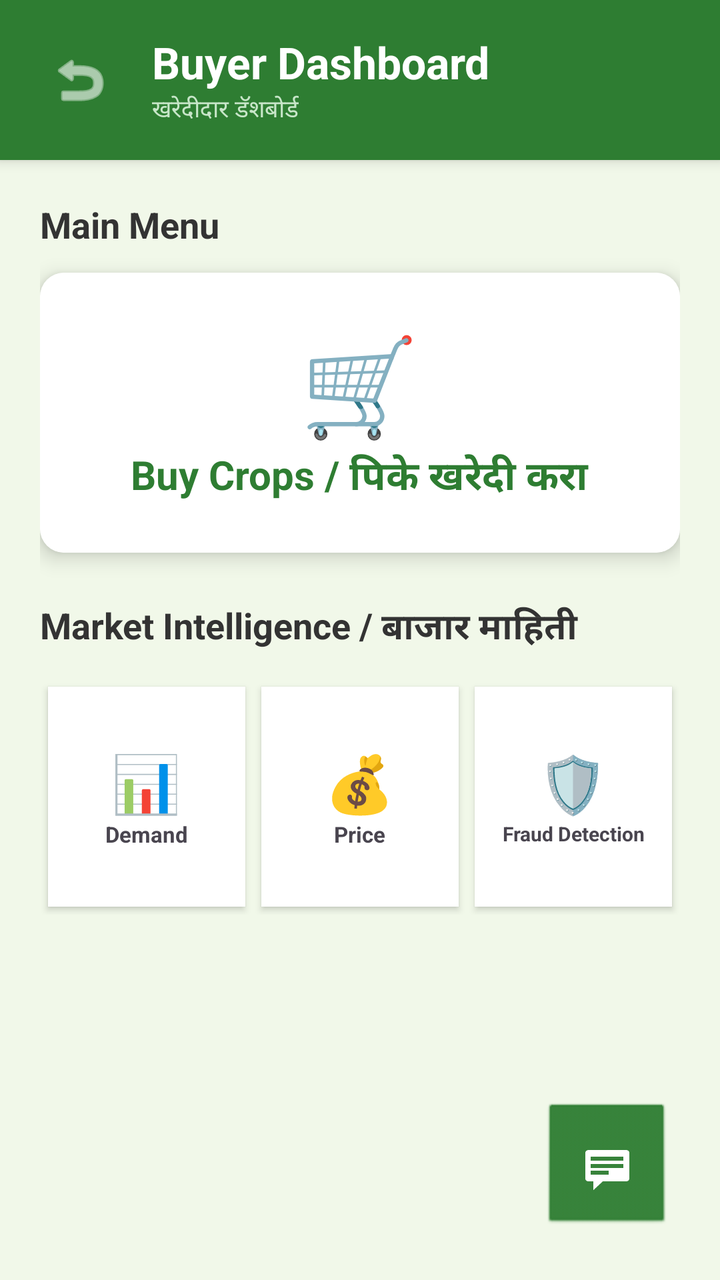
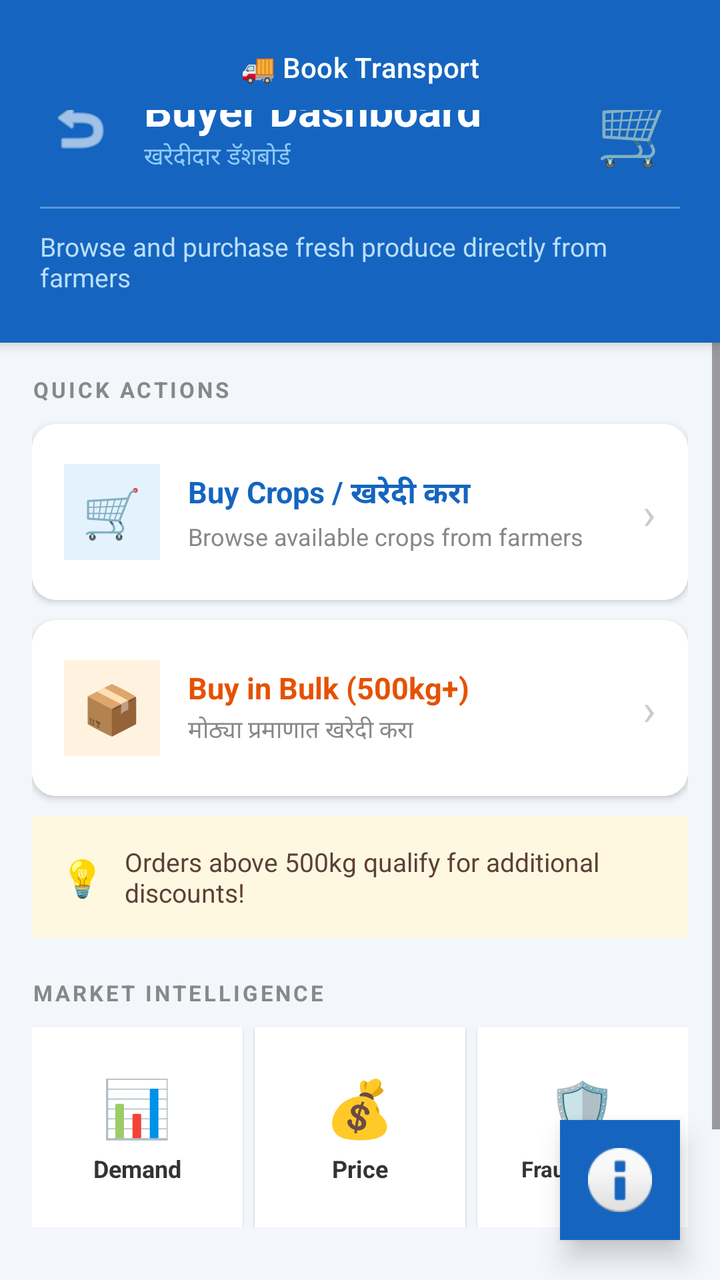

Before-and-after screenshots of an Android layout around one commit, followed by the original layout XML and the change that was made.
<!-- AndroidManifest.xml: application theme Theme.AgriConnect -->
<!-- res/layout/activity_buyer_dashboard.xml -->
<?xml version="1.0" encoding="utf-8"?>
<RelativeLayout xmlns:android="http://schemas.android.com/apk/res/android"
    xmlns:app="http://schemas.android.com/apk/res-auto"
    android:layout_width="match_parent"
    android:layout_height="match_parent"
    android:background="#F1F8E9">

    <LinearLayout
        android:layout_width="match_parent"
        android:layout_height="match_parent"
        android:orientation="vertical">

        <LinearLayout
            android:layout_width="match_parent"
            android:layout_height="wrap_content"
            android:background="#2E7D32"
            android:elevation="4dp"
            android:orientation="horizontal"
            android:padding="16dp"
            android:gravity="center_vertical">

            <ImageButton
                android:id="@+id/btnBack"
                android:layout_width="48dp"
                android:layout_height="48dp"
                android:background="?attr/selectableItemBackgroundBorderless"
                android:src="@android:drawable/ic_menu_revert"
                app:tint="#FFFFFF" />

            <LinearLayout
                android:layout_width="wrap_content"
                android:layout_height="wrap_content"
                android:orientation="vertical"
                android:layout_marginStart="12dp">
                <TextView
                    android:layout_width="wrap_content"
                    android:layout_height="wrap_content"
                    android:text="Buyer Dashboard"
                    android:textColor="#FFFFFF"
                    android:textSize="22sp"
                    android:textStyle="bold" />
                <TextView
                    android:layout_width="wrap_content"
                    android:layout_height="wrap_content"
                    android:text="खरेदीदार डॅशबोर्ड"
                    android:textColor="#C8E6C9"
                    android:textSize="12sp" />
            </LinearLayout>
        </LinearLayout>

        <ScrollView
            android:layout_width="match_parent"
            android:layout_height="match_parent"
            android:fillViewport="true">

            <LinearLayout
                android:layout_width="match_parent"
                android:layout_height="wrap_content"
                android:orientation="vertical"
                android:padding="20dp">

                <TextView
                    android:layout_width="wrap_content"
                    android:layout_height="wrap_content"
                    android:text="Main Menu"
                    android:textColor="#333333"
                    android:textSize="18sp"
                    android:textStyle="bold"
                    android:layout_marginBottom="12dp"/>

                <androidx.cardview.widget.CardView
                    android:id="@+id/btnBuyCrops"
                    android:layout_width="match_parent"
                    android:layout_height="140dp"
                    app:cardCornerRadius="12dp"
                    app:cardElevation="6dp"
                    android:layout_marginBottom="24dp"
                    android:clickable="true"
                    android:focusable="true"
                    android:foreground="?attr/selectableItemBackground">

                    <LinearLayout
                        android:layout_width="match_parent"
                        android:layout_height="match_parent"
                        android:gravity="center"
                        android:orientation="vertical"
                        android:background="#FFFFFF">
                        <TextView android:layout_width="wrap_content" android:layout_height="wrap_content" android:text="🛒" android:textSize="48sp"/>
                        <TextView android:layout_width="wrap_content" android:layout_height="wrap_content" android:text="Buy Crops / पिके खरेदी करा" android:textStyle="bold" android:textColor="#2E7D32" android:textSize="20sp"/>
                    </LinearLayout>
                </androidx.cardview.widget.CardView>

                <TextView
                    android:layout_width="wrap_content"
                    android:layout_height="wrap_content"
                    android:text="Market Intelligence / बाजार माहिती"
                    android:textColor="#333333"
                    android:textSize="18sp"
                    android:textStyle="bold"
                    android:layout_marginBottom="12dp"/>

                <LinearLayout
                    android:layout_width="match_parent"
                    android:layout_height="wrap_content"
                    android:orientation="horizontal"
                    android:weightSum="3">

                    <LinearLayout
                        android:id="@+id/btnBuyerDemand"
                        android:layout_width="0dp"
                        android:layout_height="110dp"
                        android:layout_weight="1"
                        android:layout_margin="4dp"
                        android:background="@android:color/white"
                        android:elevation="2dp"
                        android:gravity="center"
                        android:clickable="true"
                        android:focusable="true"
                        android:orientation="vertical">
                        <TextView android:layout_width="wrap_content" android:layout_height="wrap_content" android:text="📊" android:textSize="28sp"/>
                        <TextView android:layout_width="wrap_content" android:layout_height="wrap_content" android:text="Demand" android:textStyle="bold" android:textSize="11sp"/>
                    </LinearLayout>

                    <LinearLayout
                        android:id="@+id/btnBuyerPrice"
                        android:layout_width="0dp"
                        android:layout_height="110dp"
                        android:layout_weight="1"
                        android:layout_margin="4dp"
                        android:background="@android:color/white"
                        android:elevation="2dp"
                        android:gravity="center"
                        android:clickable="true"
                        android:focusable="true"
                        android:orientation="vertical">
                        <TextView android:layout_width="wrap_content" android:layout_height="wrap_content" android:text="💰" android:textSize="28sp"/>
                        <TextView android:layout_width="wrap_content" android:layout_height="wrap_content" android:text="Price" android:textStyle="bold" android:textSize="11sp"/>
                    </LinearLayout>

                    <LinearLayout
                        android:id="@+id/btnFraudDetect"
                        android:layout_width="0dp"
                        android:layout_height="110dp"
                        android:layout_weight="1"
                        android:layout_margin="4dp"
                        android:background="@android:color/white"
                        android:elevation="2dp"
                        android:gravity="center"
                        android:clickable="true"
                        android:focusable="true"
                        android:orientation="vertical">
                        <TextView android:layout_width="wrap_content" android:layout_height="wrap_content" android:text="🛡️" android:textSize="28sp"/>
                        <TextView android:layout_width="wrap_content" android:layout_height="wrap_content" android:text="Fraud Detection" android:textStyle="bold" android:textSize="10sp" android:gravity="center"/>
                    </LinearLayout>
                </LinearLayout>

            </LinearLayout>
        </ScrollView>
    </LinearLayout>

    <ImageButton
        android:id="@+id/btnChatbotCorner"
        android:layout_width="65dp"
        android:layout_height="65dp"
        android:layout_alignParentBottom="true"
        android:layout_alignParentEnd="true"
        android:layout_margin="24dp"
        android:background="@android:drawable/btn_default"
        android:backgroundTint="#2E7D32"
        android:elevation="12dp"
        android:padding="12dp"
        android:scaleType="centerInside"
        android:src="@android:drawable/stat_notify_chat"
        app:tint="#FFFFFF" />

</RelativeLayout>
<!-- resources referenced by this layout -->
<resources>
  <style name="Theme.AgriConnect" parent="Theme.Material3.DayNight.NoActionBar">
  
          
          <item name="colorPrimary">@color/successGreen</item>
          <item name="colorOnPrimary">@color/white</item>
  
          
          <item name="colorSecondary">@color/greenAccent</item>
          <item name="colorOnSecondary">@color/white</item>
  
          
          <item name="android:colorBackground">@color/backgroundLight</item>
          <item name="colorSurface">@color/white</item>
  
          
          <item name="android:statusBarColor">@color/green</item>
  
      </style>
  <color name="successGreen">#388E3C</color>
  <color name="white">#FFFFFF</color>
  <color name="greenAccent">#66BB6A</color>
  <color name="backgroundLight">#F5F5F5</color>
  <color name="green">#4CAF50</color>
</resources>

<!-- the commit's change to res/layout/activity_buyer_dashboard.xml (unified diff, before → after) -->
@@ -10,167 +10,280 @@
         android:layout_height="match_parent"
         android:orientation="vertical">
 
+        
         <LinearLayout
             android:layout_width="match_parent"
             android:layout_height="wrap_content"
-            android:background="#2E7D32"
-            android:elevation="4dp"
-            android:orientation="horizontal"
-            android:padding="16dp"
-            android:gravity="center_vertical">
-
-            <ImageButton
-                android:id="@+id/btnBack"
-                android:layout_width="48dp"
-                android:layout_height="48dp"
-                android:background="?attr/selectableItemBackgroundBorderless"
-                android:src="@android:drawable/ic_menu_revert"
-                app:tint="#FFFFFF" />
+            android:background="#1565C0"
+            android:paddingStart="20dp"
+            android:paddingEnd="20dp"
+            android:paddingTop="40dp"
+            android:paddingBottom="24dp"
+            android:orientation="vertical"
+            android:elevation="4dp">
 
             <LinearLayout
+                android:layout_width="match_parent"
+                android:layout_height="wrap_content"
+                android:orientation="horizontal"
+                android:gravity="center_vertical">
+
+                <ImageButton
+                    android:id="@+id/btnBack"
+                    android:layout_width="40dp"
+                    android:layout_height="40dp"
+                    android:background="?attr/selectableItemBackgroundBorderless"
+                    android:src="@android:drawable/ic_menu_revert"
+                    app:tint="#FFFFFF" />
+
+                <LinearLayout
+                    android:layout_width="0dp"
+                    android:layout_height="wrap_content"
+                    android:layout_weight="1"
+                    android:orientation="vertical"
+                    android:layout_marginStart="12dp">
+                    <TextView
+                        android:layout_width="wrap_content"
+                        android:layout_height="wrap_content"
+                        android:text="Buyer Dashboard"
+                        android:textColor="#FFFFFF"
+                        android:textSize="22sp"
+                        android:textStyle="bold" />
+                    <TextView
+                        android:layout_width="wrap_content"
+                        android:layout_height="wrap_content"
+                        android:text="खरेदीदार डॅशबोर्ड"
+                        android:textColor="#90CAF9"
+                        android:textSize="12sp" />
+                </LinearLayout>
+
+                <TextView
+                    android:layout_width="wrap_content"
+                    android:layout_height="wrap_content"
+                    android:text="🛒"
+                    android:textSize="34sp" />
+            </LinearLayout>
+
+            <View
+                android:layout_width="match_parent"
+                android:layout_height="1dp"
+                android:background="#4DFFFFFF"
+                android:layout_marginTop="16dp" />
+
+            <TextView
                 android:layout_width="wrap_content"
                 android:layout_height="wrap_content"
-                android:orientation="vertical"
-                android:layout_marginStart="12dp">
-                <TextView
-                    android:layout_width="wrap_content"
-                    android:layout_height="wrap_content"
-                    android:text="Buyer Dashboard"
-                    android:textColor="#FFFFFF"
-                    android:textSize="22sp"
-                    android:textStyle="bold" />
-                <TextView
-                    android:layout_width="wrap_content"
-                    android:layout_height="wrap_content"
-                    android:text="खरेदीदार डॅशबोर्ड"
-                    android:textColor="#C8E6C9"
-                    android:textSize="12sp" />
-            </LinearLayout>
+                android:text="Browse and purchase fresh produce directly from farmers"
+                android:textSize="13sp"
+                android:textColor="#BBDEFB"
+                android:layout_marginTop="10dp" />
         </LinearLayout>
 
         <ScrollView
             android:layout_width="match_parent"
             android:layout_height="match_parent"
-            android:fillViewport="true">
+            android:fillViewport="true"
+            android:background="#F3F6FB">
 
             <LinearLayout
                 android:layout_width="match_parent"
                 android:layout_height="wrap_content"
                 android:orientation="vertical"
-                android:padding="20dp">
-
+                android:padding="16dp"
+                android:paddingBottom="100dp">
+
+                
                 <TextView
                     android:layout_width="wrap_content"
                     android:layout_height="wrap_content"
-                    android:text="Main Menu"
-                    android:textColor="#333333"
-                    android:textSize="18sp"
+                    android:text="QUICK ACTIONS"
+                    android:textSize="11sp"
+                    android:textColor="#888888"
                     android:textStyle="bold"
-                    android:layout_marginBottom="12dp"/>
+                    android:letterSpacing="0.12"
+                    android:layout_marginBottom="10dp" />
 
                 <androidx.cardview.widget.CardView
                     android:id="@+id/btnBuyCrops"
                     android:layout_width="match_parent"
-                    android:layout_height="140dp"
+                    android:layout_height="88dp"
                     app:cardCornerRadius="12dp"
-                    app:cardElevation="6dp"
-                    android:layout_marginBottom="24dp"
-                    android:clickable="true"
-                    android:focusable="true"
+                    app:cardElevation="2dp"
+                    android:layout_marginBottom="10dp"
                     android:foreground="?attr/selectableItemBackground">
-
                     <LinearLayout
                         android:layout_width="match_parent"
                         android:layout_height="match_parent"
-                        android:gravity="center"
-                        android:orientation="vertical"
+                        android:gravity="center_vertical"
+                        android:orientation="horizontal"
+                        android:padding="16dp"
                         android:background="#FFFFFF">
-                        <TextView android:layout_width="wrap_content" android:layout_height="wrap_content" android:text="🛒" android:textSize="48sp"/>
-                        <TextView android:layout_width="wrap_content" android:layout_height="wrap_content" android:text="Buy Crops / पिके खरेदी करा" android:textStyle="bold" android:textColor="#2E7D32" android:textSize="20sp"/>
+                        <LinearLayout android:layout_width="48dp" android:layout_height="48dp" android:background="#E3F2FD" android:gravity="center">
+                            <TextView android:layout_width="wrap_content" android:layout_height="wrap_content" android:text="🛒" android:textSize="24sp" />
+                        </LinearLayout>
+                        <LinearLayout android:layout_width="0dp" android:layout_height="wrap_content" android:layout_weight="1" android:orientation="vertical" android:layout_marginStart="14dp">
+                            <TextView android:layout_width="wrap_content" android:layout_height="wrap_content" android:text="Buy Crops / खरेदी करा" android:textStyle="bold" android:textColor="#1565C0" android:textSize="15sp" />
+                            <TextView android:layout_width="wrap_content" android:layout_height="wrap_content" android:text="Browse available crops from farmers" android:textSize="12sp" android:textColor="#888888" android:layout_marginTop="2dp" />
+                        </LinearLayout>
+                        <TextView android:layout_width="wrap_content" android:layout_height="wrap_content" android:text="›" android:textSize="22sp" android:textColor="#CCCCCC" />
                     </LinearLayout>
                 </androidx.cardview.widget.CardView>
 
+                <androidx.cardview.widget.CardView
+                    android:id="@+id/btnBuyBulk"
+                    android:layout_width="match_parent"
+                    android:layout_height="88dp"
+                    app:cardCornerRadius="12dp"
+                    app:cardElevation="2dp"
+                    android:layout_marginBottom="10dp"
+                    android:foreground="?attr/selectableItemBackground">
+                    <LinearLayout
+                        android:layout_width="match_parent"
+                        android:layout_height="match_parent"
+                        android:gravity="center_vertical"
+                        android:orientation="horizontal"
+                        android:padding="16dp"
+                        android:background="#FFFFFF">
+                        <LinearLayout android:layout_width="48dp" android:layout_height="48dp" android:background="#FFF3E0" android:gravity="center">
+                            <TextView android:layout_width="wrap_content" android:layout_height="wrap_content" android:text="📦" android:textSize="24sp" />
+                        </LinearLayout>
+                        <LinearLayout android:layout_width="0dp" android:layout_height="wrap_content" android:layout_weight="1" android:orientation="vertical" android:layout_marginStart="14dp">
+                            <TextView android:layout_width="wrap_content" android:layout_height="wrap_content" android:text="Buy in Bulk (500kg+)" android:textStyle="bold" android:textColor="#E65100" android:textSize="15sp" />
+                            <TextView android:layout_width="wrap_content" android:layout_height="wrap_content" android:text="मोठ्या प्रमाणात खरेदी करा" android:textColor="#888888" android:textSize="12sp" android:layout_marginTop="2dp" />
+                        </LinearLayout>
+                        <TextView android:layout_width="wrap_content" android:layout_height="wrap_content" android:text="›" android:textSize="22sp" android:textColor="#CCCCCC" />
+                    </LinearLayout>
+                </androidx.cardview.widget.CardView>
+
+                
+                <LinearLayout
+                    android:layout_width="match_parent"
+                    android:layout_height="wrap_content"
+                    android:background="#FFF8E1"
+                    android:padding="14dp"
+                    android:layout_marginBottom="20dp"
+                    android:gravity="center_vertical"
+                    android:orientation="horizontal">
+                    <TextView android:layout_width="wrap_content" android:layout_height="wrap_content" android:text="💡" android:textSize="18sp" android:layout_marginEnd="10dp" />
+                    <TextView
+                        android:layout_width="0dp"
+                        android:layout_height="wrap_content"
+                        android:layout_weight="1"
+                        android:text="Orders above 500kg qualify for additional discounts!"
+                        android:textColor="#5D4037"
+                        android:textSize="13sp" />
+                </LinearLayout>
+
+                
                 <TextView
                     android:layout_width="wrap_content"
                     android:layout_height="wrap_content"
-                    android:text="Market Intelligence / बाजार माहिती"
-                    android:textColor="#333333"
-                    android:textSize="18sp"
+                    android:text="MARKET INTELLIGENCE"
+                    android:textSize="11sp"
+                    android:textColor="#888888"
                     android:textStyle="bold"
-                    android:layout_marginBottom="12dp"/>
+                    android:letterSpacing="0.12"
+                    android:layout_marginBottom="10dp" />
 
                 <LinearLayout
                     android:layout_width="match_parent"
                     android:layout_height="wrap_content"
                     android:orientation="horizontal"
-                    android:weightSum="3">
+                    android:weightSum="3"
+                    android:layout_marginBottom="20dp">
 
                     <LinearLayout
                         android:id="@+id/btnBuyerDemand"
                         android:layout_width="0dp"
-                        android:layout_height="110dp"
-                        android:layout_weight="1"
-                        android:layout_margin="4dp"
-                        android:background="@android:color/white"
-                        android:elevation="2dp"
+                        android:layout_height="100dp"
+                        android:layout_weight="1"
+                        android:layout_marginEnd="6dp"
+                        android:background="#FFFFFF"
+                        android:elevation="1dp"
                         android:gravity="center"
                         android:clickable="true"
                         android:focusable="true"
+                        android:foreground="?attr/selectableItemBackground"
                         android:orientation="vertical">
-                        <TextView android:layout_width="wrap_content" android:layout_height="wrap_content" android:text="📊" android:textSize="28sp"/>
-                        <TextView android:layout_width="wrap_content" android:layout_height="wrap_content" android:text="Demand" android:textStyle="bold" android:textSize="11sp"/>
+                        <TextView android:layout_width="wrap_content" android:layout_height="wrap_content" android:text="📊" android:textSize="28sp" />
+                        <TextView android:layout_width="wrap_content" android:layout_height="wrap_content" android:text="Demand" android:textStyle="bold" android:textSize="12sp" android:textColor="#333333" android:layout_marginTop="4dp" />
                     </LinearLayout>
 
                     <LinearLayout
                         android:id="@+id/btnBuyerPrice"
                         android:layout_width="0dp"
-                        android:layout_height="110dp"
-                        android:layout_weight="1"
-                        android:layout_margin="4dp"
-                        android:background="@android:color/white"
-                        android:elevation="2dp"
+                        android:layout_height="100dp"
+                        android:layout_weight="1"
+                        android:layout_marginEnd="6dp"
+                        android:background="#FFFFFF"
+                        android:elevation="1dp"
                         android:gravity="center"
                         android:clickable="true"
                         android:focusable="true"
+                        android:foreground="?attr/selectableItemBackground"
                         android:orientation="vertical">
-                        <TextView android:layout_width="wrap_content" android:layout_height="wrap_content" android:text="💰" android:textSize="28sp"/>
-                        <TextView android:layout_width="wrap_content" android:layout_height="wrap_content" android:text="Price" android:textStyle="bold" android:textSize="11sp"/>
+                        <TextView android:layout_width="wrap_content" android:layout_height="wrap_content" android:text="💰" android:textSize="28sp" />
+                        <TextView android:layout_width="wrap_content" android:layout_height="wrap_content" android:text="Price" android:textStyle="bold" android:textSize="12sp" android:textColor="#333333" android:layout_marginTop="4dp" />
                     </LinearLayout>
 
                     <LinearLayout
                         android:id="@+id/btnFraudDetect"
                         android:layout_width="0dp"
-                        android:layout_height="110dp"
-                        android:layout_weight="1"
-                        android:layout_margin="4dp"
-                        android:background="@android:color/white"
-                        android:elevation="2dp"
+                        android:layout_height="100dp"
+                        android:layout_weight="1"
+                        android:background="#FFFFFF"
+                        android:elevation="1dp"
                         android:gravity="center"
                         android:clickable="true"
                         android:focusable="true"
+                        android:foreground="?attr/selectableItemBackground"
                         android:orientation="vertical">
-                        <TextView android:layout_width="wrap_content" android:layout_height="wrap_content" android:text="🛡️" android:textSize="28sp"/>
-                        <TextView android:layout_width="wrap_content" android:layout_height="wrap_content" android:text="Fraud Detection" android:textStyle="bold" android:textSize="10sp" android:gravity="center"/>
-                    </LinearLayout>
+                        <TextView android:layout_width="wrap_content" android:layout_height="wrap_content" android:text="🛡️" android:textSize="28sp" />
+                        <TextView android:layout_width="wrap_content" android:layout_height="wrap_content" android:text="Fraud Check" android:textStyle="bold" android:textSize="11sp" android:textColor="#333333" android:gravity="center" android:layout_marginTop="4dp" />
+                    </LinearLayout>
+
                 </LinearLayout>
+
+                
+                <Button
+                    android:id="@+id/btnTrackPackage"
+                    android:layout_width="match_parent"
+                    android:layout_height="56dp"
+                    android:text="Track Your Package"
+                    android:textSize="16sp"
+                    android:textColor="#FFFFFF"
+                    android:backgroundTint="#2196F3"
+                    android:layout_marginTop="8dp"
+                    android:layout_marginBottom="16dp" />
 
             </LinearLayout>
         </ScrollView>
     </LinearLayout>
 
+    
     <ImageButton
         android:id="@+id/btnChatbotCorner"
-        android:layout_width="65dp"
-        android:layout_height="65dp"
+        android:layout_width="60dp"
+        android:layout_height="60dp"
         android:layout_alignParentBottom="true"
         android:layout_alignParentEnd="true"
-        android:layout_margin="24dp"
-        android:background="@android:drawable/btn_default"
-        android:backgroundTint="#2E7D32"
-        android:elevation="12dp"
-        android:padding="12dp"
+        android:layout_margin="20dp"
+        android:background="@drawable/ic_launcher_background"
+        android:backgroundTint="#1565C0"
+        android:elevation="8dp"
+        android:padding="14dp"
         android:scaleType="centerInside"
-        android:src="@android:drawable/stat_notify_chat"
-        app:tint="#FFFFFF" />
+        android:src="@android:drawable/ic_dialog_info"
+        android:contentDescription="Chatbot" />
+
+    <Button
+        android:id="@+id/btnBookTransport"
+        android:layout_width="match_parent"
+        android:layout_height="wrap_content"
+        android:text="🚚 Book Transport"
+        android:backgroundTint="#1565C0"
+        android:textColor="#FFFFFF"
+        android:layout_margin="8dp"
+        android:padding="12dp"/>
 
 </RelativeLayout>
<!-- resource entries referenced after the edit -->
@@ -1,5 +1,10 @@
 <!-- resources referenced by this layout -->
 <resources>
+  <!-- drawable ic_launcher_background (drawable) -->
+  <?xml version="1.0" encoding="utf-8"?>
+  <layer-list xmlns:android="http://schemas.android.com/apk/res/android">
+      <item android:drawable="@android:color/white" /> 
+  </layer-list>
   <style name="Theme.AgriConnect" parent="Theme.Material3.DayNight.NoActionBar">
   
           
